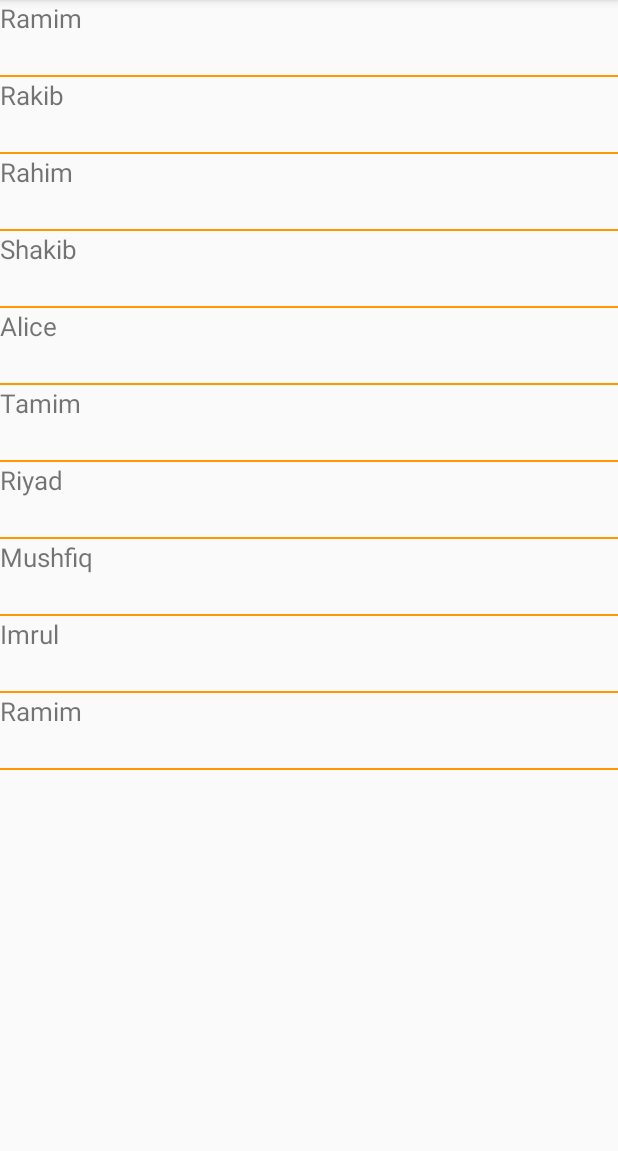
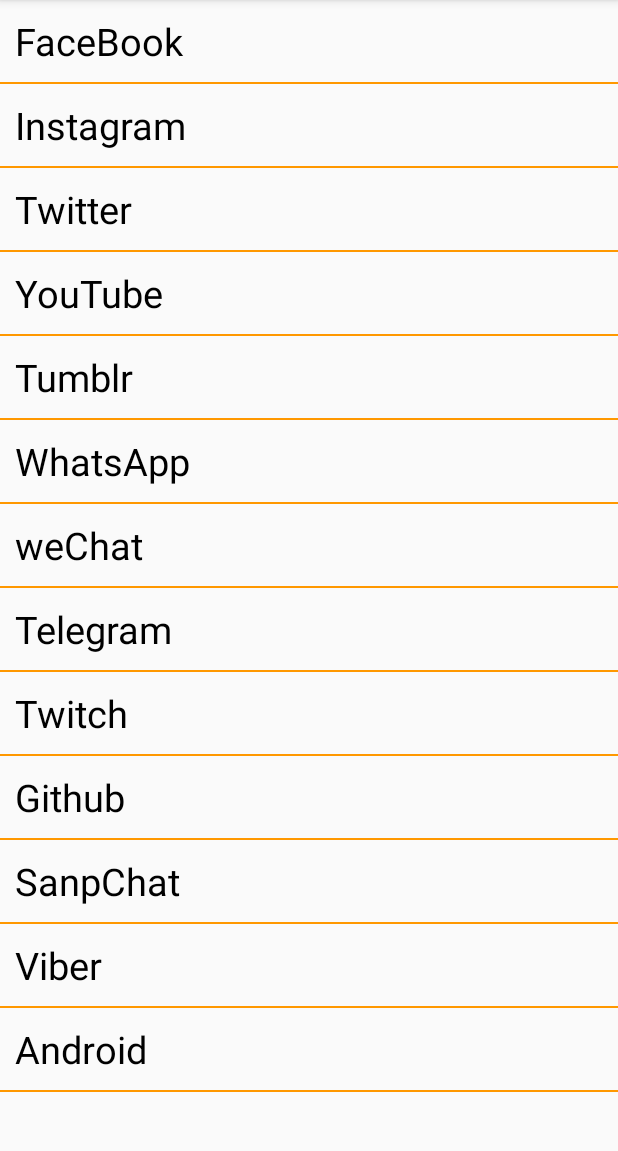
Before and after one commit to ramimhossain12/List-View, an Android app: the screen it shows after launch (MainActivity), on a phone screen of 412 x 824 dp, the part 84-1235 px from its top. Run offline under Robolectric (Android 15) with nearby library versions, the phone set to English and light mode, and no system bars.

Commit message:
new list view add

```diff
--- a/app/src/main/AndroidManifest.xml
+++ b/app/src/main/AndroidManifest.xml
@@ -9,7 +9,9 @@
         android:roundIcon="@mipmap/ic_launcher_round"
         android:supportsRtl="true"
         android:theme="@style/AppTheme">
-        <activity android:name=".MainActivity2"></activity>
+        <activity android:name=".AndroidActivity"></activity>
+        <activity android:name=".InstragramActivity" />
+        <activity android:name=".FaceBookActivity" />
         <activity android:name=".MainActivity">
             <intent-filter>
                 <action android:name="android.intent.action.MAIN" />
--- a/app/src/main/java/com/example/listview/MainActivity.java
+++ b/app/src/main/java/com/example/listview/MainActivity.java
@@ -12,32 +12,49 @@ import android.widget.Toast;
 
 public class MainActivity extends AppCompatActivity {
 
-
-    // Declaring variable
-    private ListView listView;
+              ListView listView;
 
     @Override
     protected void onCreate(Bundle savedInstanceState) {
         super.onCreate(savedInstanceState);
         setContentView(R.layout.activity_main);
 
+
         listView = findViewById(R.id.listViewID);
-        final String [] playerInformation = getResources().getStringArray(R.array.player_Name);
-        final String[] playerdetails = getResources().getStringArray(R.array.player_details);
-        ArrayAdapter<String > adapter = new ArrayAdapter<>(MainActivity.this,R.layout.sample,R.id.textViewID,playerInformation);
+
+        String[] valuse = new String[]{
+
+                "FaceBook","Instagram", "Twitter", "YouTube",
+                "Tumblr","WhatsApp", "weChat","Telegram",
+                "Twitch","Github","SanpChat", "Viber",
+                "Android"
+        };
+
+            ArrayAdapter<String> adapter = new ArrayAdapter<>(this,R.layout.simple_list_item,R.id.tex1, valuse);
+
             listView.setAdapter(adapter);
-
-
-        //setOn Item click Lisitner;
 
             listView.setOnItemClickListener(new AdapterView.OnItemClickListener() {
                 @Override
                 public void onItemClick(AdapterView<?> adapterView, View view, int i, long l) {
-                Intent intent = new Intent(MainActivity.this,MainActivity2.class);
-                //,,,useing put extra menu;
-                intent.putExtra("player name",playerInformation[i   ]);
-                intent.putExtra("playerdetails",playerdetails[i ]);
+
+                    if (i == 0){
+                        Intent intent = new Intent(view.getContext(),FaceBookActivity.class);
                         startActivity(intent);
+                    }
+
+                    //for 2nd item click
+                    if (i == 1){
+                        Intent intent = new Intent(view.getContext(),InstragramActivity.class);
+                        startActivity(intent);
+                    }
+
+                    //for last item click
+                    if (i == 12){
+                        Intent intent = new Intent(view.getContext(),AndroidActivity.class);
+                        startActivity(intent);
+                    }
+
 
                 }
             });
--- a/app/src/main/res/layout/sample.xml
+++ /dev/null
@@ -1,13 +0,0 @@
-<?xml version="1.0" encoding="utf-8"?>
-<LinearLayout
-    xmlns:android="http://schemas.android.com/apk/res/android" android:layout_width="match_parent"
-    android:layout_height="match_parent">
-
-
-    <TextView
-        android:layout_width="wrap_content"
-        android:layout_height="50dp"
-
-        android:textSize="17sp"
-        android:id="@+id/textViewID"/>
-</LinearLayout>
--- /dev/null
+++ b/app/src/main/res/layout/simple_list_item.xml
@@ -0,0 +1,18 @@
+<?xml version="1.0" encoding="utf-8"?>
+<LinearLayout
+    xmlns:android="http://schemas.android.com/apk/res/android"
+    android:layout_width="match_parent"
+    android:orientation="vertical"
+    android:padding="10dp"
+    android:layout_height="match_parent">
+
+
+    <TextView
+        android:layout_width="match_parent"
+        android:layout_height="wrap_content"
+        android:text="FaceBook"
+        android:textSize="25sp"
+        android:textColor="#000000"
+        android:id="@+id/tex1"/>
+
+</LinearLayout>
--- a/app/src/main/res/values/strings.xml
+++ b/app/src/main/res/values/strings.xml
@@ -1,5 +1,6 @@
 <resources>
     <string name="app_name">ListView</string>
+    <string name="this_is_instagram_activity">This is instagram activity</string>
 
 
     <string-array name="player_Name">
```
Also changed, not shown: app/src/main/java/com/example/listview/AndroidActivity.java (added, +14 -0 lines), app/src/main/java/com/example/listview/FaceBookActivity.java (added, +14 -0 lines), app/src/main/java/com/example/listview/InstragramActivity.java (added, +14 -0 lines), app/src/main/java/com/example/listview/MainActivity2.java (deleted, +0 -27 lines), app/src/main/res/layout/activity_android.xml (added, +18 -0 lines), app/src/main/res/layout/activity_face_book.xml (added, +19 -0 lines), app/src/main/res/layout/activity_instragram.xml (renamed from app/src/main/res/layout/activity_main2.xml, +7 -4 lines). Lines whose indentation alone changed are shown as unchanged.
